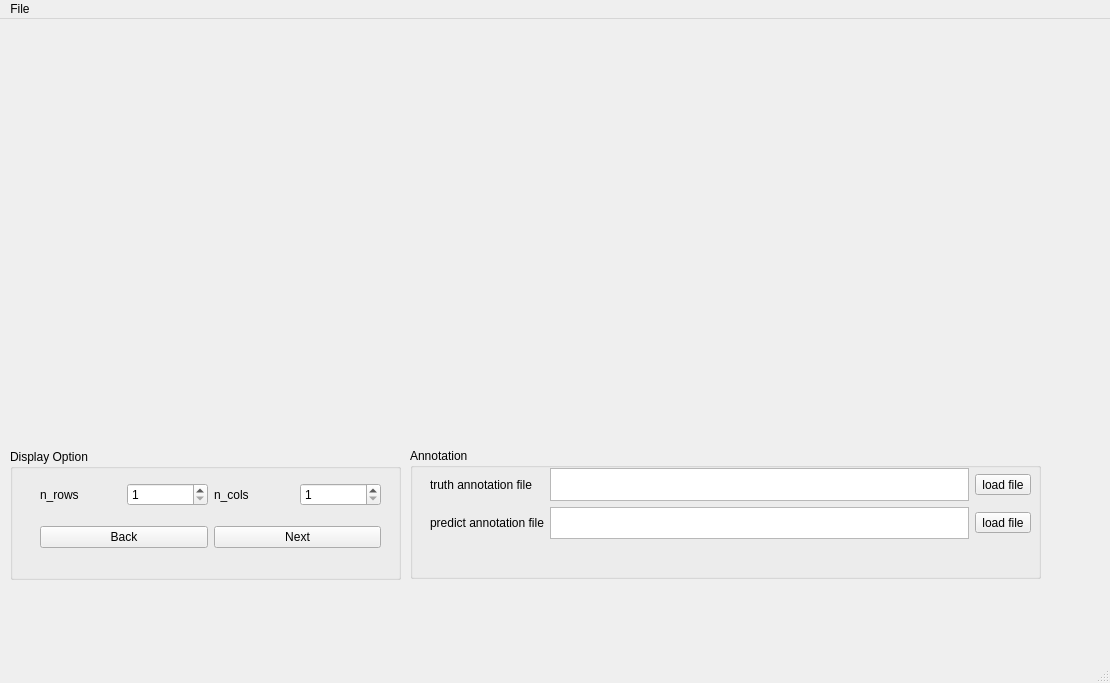
First picture: the form in image_window.ui, repository penny4860/Pascal-VOC-annotation-viewer, before the edit.
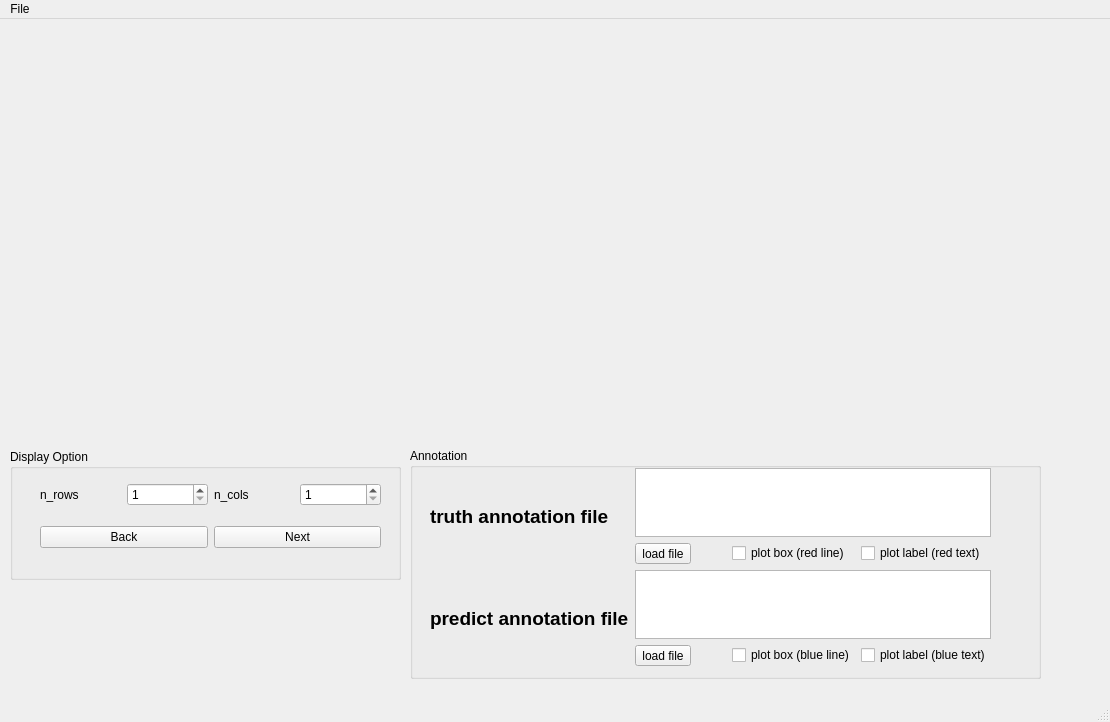
Second picture: the form after the edit.

The edit to the form file:
```diff
--- a/image_window.ui
+++ b/image_window.ui
@@ -7,7 +7,7 @@
     <x>0</x>
     <y>0</y>
     <width>1110</width>
-    <height>683</height>
+    <height>722</height>
    </rect>
   </property>
   <property name="windowTitle">
@@ -31,7 +31,7 @@
       <x>410</x>
       <y>429</y>
       <width>631</width>
-      <height>131</height>
+      <height>231</height>
      </rect>
     </property>
     <property name="title">
@@ -42,53 +42,95 @@
       <rect>
        <x>20</x>
        <y>20</y>
-       <width>601</width>
-       <height>71</height>
+       <width>561</width>
+       <height>198</height>
       </rect>
      </property>
      <layout class="QGridLayout" name="gridLayout">
-      <item row="1" column="1">
-       <widget class="QTextEdit" name="te_predict_ann">
-        <property name="readOnly">
-         <bool>true</bool>
-        </property>
-       </widget>
-      </item>
-      <item row="0" column="1">
-       <widget class="QTextEdit" name="te_truth_ann">
-        <property name="readOnly">
-         <bool>true</bool>
-        </property>
-       </widget>
-      </item>
-      <item row="0" column="2">
-       <widget class="QToolButton" name="tb_truth_ann">
-        <property name="text">
-         <string>load file</string>
-        </property>
-       </widget>
-      </item>
-      <item row="1" column="2">
-       <widget class="QToolButton" name="tb_predict_ann">
-        <property name="text">
-         <string>load file</string>
-        </property>
-       </widget>
-      </item>
-      <item row="0" column="0">
-       <widget class="QLabel" name="label_3">
-        <property name="text">
-         <string>truth annotation file</string>
-        </property>
-       </widget>
-      </item>
-      <item row="1" column="0">
+      <item row="2" column="0" rowspan="2">
        <widget class="QLabel" name="label_4">
+        <property name="font">
+         <font>
+          <pointsize>14</pointsize>
+          <weight>75</weight>
+          <bold>true</bold>
+         </font>
+        </property>
         <property name="text">
          <string>predict annotation file</string>
         </property>
        </widget>
       </item>
+      <item row="0" column="0" rowspan="2">
+       <widget class="QLabel" name="label_3">
+        <property name="font">
+         <font>
+          <pointsize>14</pointsize>
+          <weight>75</weight>
+          <bold>true</bold>
+         </font>
+        </property>
+        <property name="text">
+         <string>truth annotation file</string>
+        </property>
+       </widget>
+      </item>
+      <item row="1" column="1" colspan="3">
+       <widget class="QToolButton" name="tb_truth_ann">
+        <property name="text">
+         <string>load file</string>
+        </property>
+       </widget>
+      </item>
+      <item row="1" column="4">
+       <widget class="QCheckBox" name="checkBox">
+        <property name="text">
+         <string>plot box (red line)</string>
+        </property>
+       </widget>
+      </item>
+      <item row="1" column="5">
+       <widget class="QCheckBox" name="checkBox_3">
+        <property name="text">
+         <string>plot label (red text)</string>
+        </property>
+       </widget>
+      </item>
+      <item row="0" column="1" colspan="5">
+       <widget class="QTextEdit" name="te_truth_ann">
+        <property name="readOnly">
+         <bool>true</bool>
+        </property>
+       </widget>
+      </item>
+      <item row="3" column="4">
+       <widget class="QCheckBox" name="checkBox_2">
+        <property name="text">
+         <string>plot box (blue line)</string>
+        </property>
+       </widget>
+      </item>
+      <item row="3" column="5">
+       <widget class="QCheckBox" name="checkBox_4">
+        <property name="text">
+         <string>plot label (blue text)</string>
+        </property>
+       </widget>
+      </item>
+      <item row="2" column="1" colspan="5">
+       <widget class="QTextEdit" name="te_predict_ann">
+        <property name="readOnly">
+         <bool>true</bool>
+        </property>
+       </widget>
+      </item>
+      <item row="3" column="1" colspan="3">
+       <widget class="QToolButton" name="tb_predict_ann">
+        <property name="text">
+         <string>load file</string>
+        </property>
+       </widget>
+      </item>
      </layout>
     </widget>
    </widget>
```
